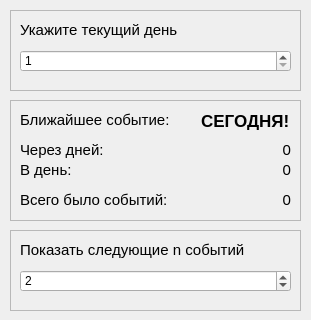
Above: __main__.ui from span4ev/minecraft_events_helper before the change; both pictures show x 0 to 311 and y 0 to 320 of the 311 by 666 pixel window. Below: the same form after it.
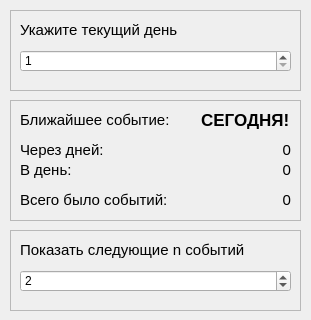
That is the form after the change.

What changed in the file:
```diff
--- a/__main__.ui
+++ b/__main__.ui
@@ -316,7 +316,7 @@
      <property name="geometry">
       <rect>
        <x>191</x>
-       <y>11</y>
+       <y>10</y>
        <width>91</width>
        <height>21</height>
       </rect>
```
